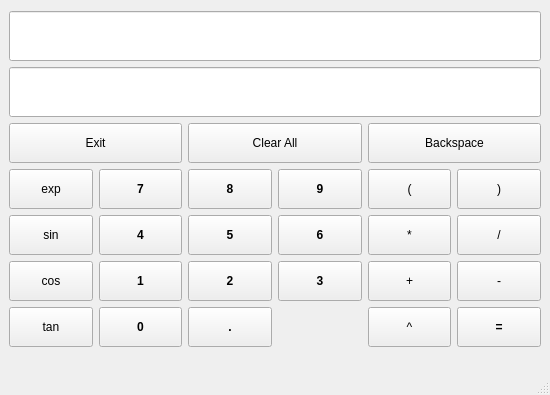
Old version of the form gui/mainwindow.ui in the repository benediktibk/calculator.
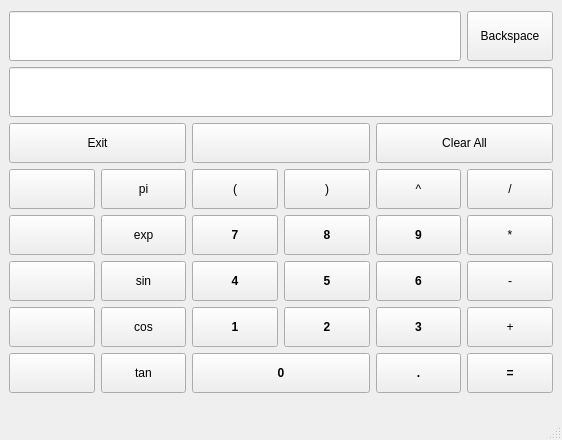
New version of the form.

Commit message: change of button positions in layout. added pi- and unused buttons.

```diff
--- a/gui/mainwindow.ui
+++ b/gui/mainwindow.ui
@@ -6,8 +6,8 @@
    <rect>
     <x>0</x>
     <y>0</y>
-    <width>550</width>
-    <height>395</height>
+    <width>562</width>
+    <height>440</height>
    </rect>
   </property>
   <property name="windowTitle">
@@ -15,7 +15,7 @@
   </property>
   <widget class="QWidget" name="centralwidget">
    <layout class="QGridLayout" name="gridLayout">
-    <item row="7" column="3">
+    <item row="8" column="4">
      <widget class="QPushButton" name="digit3Button">
       <property name="minimumSize">
        <size>
@@ -34,7 +34,20 @@
       </property>
      </widget>
     </item>
-    <item row="5" column="1">
+    <item row="6" column="5">
+     <widget class="QPushButton" name="multiplicateButton">
+      <property name="minimumSize">
+       <size>
+        <width>0</width>
+        <height>40</height>
+       </size>
+      </property>
+      <property name="text">
+       <string>*</string>
+      </property>
+     </widget>
+    </item>
+    <item row="6" column="2">
      <widget class="QPushButton" name="digit7Button">
       <property name="minimumSize">
        <size>
@@ -53,8 +66,8 @@
       </property>
      </widget>
     </item>
-    <item row="6" column="1">
-     <widget class="QPushButton" name="digit4Button">
+    <item row="9" column="4">
+     <widget class="QPushButton" name="dotButton">
       <property name="minimumSize">
        <size>
         <width>0</width>
@@ -68,18 +81,44 @@
        </font>
       </property>
       <property name="text">
-       <string>4</string>
+       <string>.</string>
       </property>
      </widget>
     </item>
-    <item row="7" column="1">
-     <widget class="QPushButton" name="digit1Button">
+    <item row="4" column="0" colspan="2">
+     <widget class="QPushButton" name="exitButton">
       <property name="minimumSize">
        <size>
         <width>0</width>
         <height>40</height>
        </size>
       </property>
+      <property name="text">
+       <string>Exit</string>
+      </property>
+     </widget>
+    </item>
+    <item row="7" column="5">
+     <widget class="QPushButton" name="substractButton">
+      <property name="minimumSize">
+       <size>
+        <width>0</width>
+        <height>40</height>
+       </size>
+      </property>
+      <property name="text">
+       <string>-</string>
+      </property>
+     </widget>
+    </item>
+    <item row="7" column="3">
+     <widget class="QPushButton" name="digit5Button">
+      <property name="minimumSize">
+       <size>
+        <width>0</width>
+        <height>40</height>
+       </size>
+      </property>
       <property name="font">
        <font>
         <weight>75</weight>
@@ -87,18 +126,40 @@
        </font>
       </property>
       <property name="text">
-       <string>1</string>
+       <string>5</string>
       </property>
      </widget>
     </item>
-    <item row="7" column="2">
-     <widget class="QPushButton" name="digit2Button">
+    <item row="1" column="0" colspan="5">
+     <widget class="QLineEdit" name="inputLineEdit">
+      <property name="font">
+       <font>
+        <pointsize>28</pointsize>
+       </font>
+      </property>
+     </widget>
+    </item>
+    <item row="5" column="2">
+     <widget class="QPushButton" name="bracketOpenButton">
       <property name="minimumSize">
        <size>
         <width>0</width>
         <height>40</height>
        </size>
       </property>
+      <property name="text">
+       <string>(</string>
+      </property>
+     </widget>
+    </item>
+    <item row="7" column="4">
+     <widget class="QPushButton" name="digit6Button">
+      <property name="minimumSize">
+       <size>
+        <width>0</width>
+        <height>40</height>
+       </size>
+      </property>
       <property name="font">
        <font>
         <weight>75</weight>
@@ -106,7 +167,7 @@
        </font>
       </property>
       <property name="text">
-       <string>2</string>
+       <string>6</string>
       </property>
      </widget>
     </item>
@@ -206,15 +267,6 @@
       </property>
      </spacer>
     </item>
-    <item row="1" column="0" colspan="6">
-     <widget class="QLineEdit" name="inputLineEdit">
-      <property name="font">
-       <font>
-        <pointsize>28</pointsize>
-       </font>
-      </property>
-     </widget>
-    </item>
     <item row="2" column="0" colspan="6">
      <widget class="QLineEdit" name="displayLineEdit">
       <property name="sizePolicy">
@@ -238,8 +290,123 @@
       </property>
      </widget>
     </item>
-    <item row="4" column="4" colspan="2">
+    <item row="11" column="0" colspan="6">
+     <spacer name="verticalSpacer">
+      <property name="orientation">
+       <enum>Qt::Vertical</enum>
+      </property>
+      <property name="sizeHint" stdset="0">
+       <size>
+        <width>20</width>
+        <height>40</height>
+       </size>
+      </property>
+     </spacer>
+    </item>
+    <item row="7" column="2">
+     <widget class="QPushButton" name="digit4Button">
+      <property name="minimumSize">
+       <size>
+        <width>0</width>
+        <height>40</height>
+       </size>
+      </property>
+      <property name="font">
+       <font>
+        <weight>75</weight>
+        <bold>true</bold>
+       </font>
+      </property>
+      <property name="text">
+       <string>4</string>
+      </property>
+     </widget>
+    </item>
+    <item row="7" column="1">
+     <widget class="QPushButton" name="sinButton">
+      <property name="minimumSize">
+       <size>
+        <width>0</width>
+        <height>40</height>
+       </size>
+      </property>
+      <property name="text">
+       <string>sin</string>
+      </property>
+     </widget>
+    </item>
+    <item row="5" column="4">
+     <widget class="QPushButton" name="potencyButton">
+      <property name="minimumSize">
+       <size>
+        <width>0</width>
+        <height>40</height>
+       </size>
+      </property>
+      <property name="text">
+       <string>^</string>
+      </property>
+     </widget>
+    </item>
+    <item row="9" column="5">
+     <widget class="QPushButton" name="equalButton">
+      <property name="minimumSize">
+       <size>
+        <width>0</width>
+        <height>40</height>
+       </size>
+      </property>
+      <property name="font">
+       <font>
+        <weight>75</weight>
+        <bold>true</bold>
+       </font>
+      </property>
+      <property name="text">
+       <string>=</string>
+      </property>
+     </widget>
+    </item>
+    <item row="8" column="3">
+     <widget class="QPushButton" name="digit2Button">
+      <property name="minimumSize">
+       <size>
+        <width>0</width>
+        <height>40</height>
+       </size>
+      </property>
+      <property name="font">
+       <font>
+        <weight>75</weight>
+        <bold>true</bold>
+       </font>
+      </property>
+      <property name="text">
+       <string>2</string>
+      </property>
+     </widget>
+    </item>
+    <item row="5" column="1">
+     <widget class="QPushButton" name="piButton">
+      <property name="minimumSize">
+       <size>
+        <width>0</width>
+        <height>40</height>
+       </size>
+      </property>
+      <property name="text">
+       <string>pi</string>
+      </property>
+     </widget>
+    </item>
+    <item row="1" column="5">
      <widget class="QPushButton" name="backspaceButton">
+      <property name="sizePolicy">
+       <sizepolicy hsizetype="Minimum" vsizetype="Expanding">
+        <horstretch>0</horstretch>
+        <verstretch>0</verstretch>
+       </sizepolicy>
+      </property>
       <property name="minimumSize">
        <size>
         <width>0</width>
@@ -257,8 +424,8 @@
       </property>
      </widget>
     </item>
-    <item row="4" column="2" colspan="2">
-     <widget class="QPushButton" name="clearAllButton">
+    <item row="5" column="5">
+     <widget class="QPushButton" name="divisionButton">
       <property name="minimumSize">
        <size>
         <width>0</width>
@@ -266,12 +433,12 @@
        </size>
       </property>
       <property name="text">
-       <string>Clear All</string>
+       <string>/</string>
       </property>
      </widget>
     </item>
-    <item row="4" column="0" colspan="2">
-     <widget class="QPushButton" name="exitButton">
+    <item row="6" column="1">
+     <widget class="QPushButton" name="exponentialButton">
       <property name="minimumSize">
        <size>
         <width>0</width>
@@ -279,81 +446,37 @@
        </size>
       </property>
       <property name="text">
-       <string>Exit</string>
+       <string>exp</string>
       </property>
      </widget>
     </item>
-    <item row="6" column="3">
-     <widget class="QPushButton" name="digit6Button">
+    <item row="8" column="5">
+     <widget class="QPushButton" name="additionButton">
       <property name="minimumSize">
        <size>
         <width>0</width>
         <height>40</height>
        </size>
       </property>
-      <property name="font">
-       <font>
-        <weight>75</weight>
-        <bold>true</bold>
-       </font>
-      </property>
       <property name="text">
-       <string>6</string>
-      </property>
-     </widget>
-    </item>
-    <item row="5" column="2">
-     <widget class="QPushButton" name="digit8Button">
-      <property name="minimumSize">
-       <size>
-        <width>0</width>
-        <height>40</height>
-       </size>
-      </property>
-      <property name="font">
-       <font>
-        <weight>75</weight>
-        <bold>true</bold>
-       </font>
-      </property>
-      <property name="text">
-       <string>8</string>
-      </property>
-     </widget>
-    </item>
-    <item row="9" column="0" colspan="6">
-     <spacer name="verticalSpacer">
-      <property name="orientation">
-       <enum>Qt::Vertical</enum>
-      </property>
-      <property name="sizeHint" stdset="0">
-       <size>
-        <width>20</width>
-        <height>40</height>
-       </size>
-      </property>
-     </spacer>
-    </item>
-    <item row="6" column="2">
-     <widget class="QPushButton" name="digit5Button">
-      <property name="minimumSize">
-       <size>
-        <width>0</width>
-        <height>40</height>
-       </size>
-      </property>
-      <property name="font">
-       <font>
-        <weight>75</weight>
-        <bold>true</bold>
-       </font>
-      </property>
-      <property name="text">
-       <string>5</string>
+       <string>+</string>
       </property>
      </widget>
     </item>
     <item row="5" column="3">
+     <widget class="QPushButton" name="bracketCloseButton">
+      <property name="minimumSize">
+       <size>
+        <width>0</width>
+        <height>40</height>
+       </size>
+      </property>
+      <property name="text">
+       <string>)</string>
+      </property>
+     </widget>
+    </item>
+    <item row="6" column="4">
      <widget class="QPushButton" name="digit9Button">
       <property name="minimumSize">
        <size>
@@ -372,7 +495,26 @@
       </property>
      </widget>
     </item>
-    <item row="8" column="1">
+    <item row="6" column="3">
+     <widget class="QPushButton" name="digit8Button">
+      <property name="minimumSize">
+       <size>
+        <width>0</width>
+        <height>40</height>
+       </size>
+      </property>
+      <property name="font">
+       <font>
+        <weight>75</weight>
+        <bold>true</bold>
+       </font>
+      </property>
+      <property name="text">
+       <string>8</string>
+      </property>
+     </widget>
+    </item>
+    <item row="9" column="2" colspan="2">
      <widget class="QPushButton" name="digit0Button">
       <property name="minimumSize">
        <size>
@@ -392,7 +534,7 @@
      </widget>
     </item>
     <item row="8" column="2">
-     <widget class="QPushButton" name="dotButton">
+     <widget class="QPushButton" name="digit1Button">
       <property name="minimumSize">
        <size>
         <width>0</width>
@@ -406,115 +548,11 @@
        </font>
       </property>
       <property name="text">
-       <string>.</string>
+       <string>1</string>
       </property>
      </widget>
     </item>
-    <item row="5" column="5">
-     <widget class="QPushButton" name="bracketCloseButton">
-      <property name="minimumSize">
-       <size>
-        <width>0</width>
-        <height>40</height>
-       </size>
-      </property>
-      <property name="text">
-       <string>)</string>
-      </property>
-     </widget>
-    </item>
-    <item row="5" column="4">
-     <widget class="QPushButton" name="bracketOpenButton">
-      <property name="minimumSize">
-       <size>
-        <width>0</width>
-        <height>40</height>
-       </size>
-      </property>
-      <property name="text">
-       <string>(</string>
-      </property>
-     </widget>
-    </item>
-    <item row="6" column="4">
-     <widget class="QPushButton" name="multiplicateButton">
-      <property name="minimumSize">
-       <size>
-        <width>0</width>
-        <height>40</height>
-       </size>
-      </property>
-      <property name="text">
-       <string>*</string>
-      </property>
-     </widget>
-    </item>
-    <item row="6" column="5">
-     <widget class="QPushButton" name="divisionButton">
-      <property name="minimumSize">
-       <size>
-        <width>0</width>
-        <height>40</height>
-       </size>
-      </property>
-      <property name="text">
-       <string>/</string>
-      </property>
-     </widget>
-    </item>
-    <item row="7" column="5">
-     <widget class="QPushButton" name="substractButton">
-      <property name="minimumSize">
-       <size>
-        <width>0</width>
-        <height>40</height>
-       </size>
-      </property>
-      <property name="text">
-       <string>-</string>
-      </property>
-     </widget>
-    </item>
-    <item row="7" column="4">
-     <widget class="QPushButton" name="additionButton">
-      <property name="minimumSize">
-       <size>
-        <width>0</width>
-        <height>40</height>
-       </size>
-      </property>
-      <property name="text">
-       <string>+</string>
-      </property>
-     </widget>
-    </item>
-    <item row="5" column="0">
-     <widget class="QPushButton" name="exponentialButton">
-      <property name="minimumSize">
-       <size>
-        <width>0</width>
-        <height>40</height>
-       </size>
-      </property>
-      <property name="text">
-       <string>exp</string>
-      </property>
-     </widget>
-    </item>
-    <item row="6" column="0">
-     <widget class="QPushButton" name="sinButton">
-      <property name="minimumSize">
-       <size>
-        <width>0</width>
-        <height>40</height>
-       </size>
-      </property>
-      <property name="text">
-       <string>sin</string>
-      </property>
-     </widget>
-    </item>
-    <item row="7" column="0">
+    <item row="8" column="1">
      <widget class="QPushButton" name="cosButton">
       <property name="minimumSize">
        <size>
@@ -527,7 +565,7 @@
       </property>
      </widget>
     </item>
-    <item row="8" column="0">
+    <item row="9" column="1">
      <widget class="QPushButton" name="tanButton">
       <property name="minimumSize">
        <size>
@@ -540,27 +578,34 @@
       </property>
      </widget>
     </item>
-    <item row="8" column="5">
-     <widget class="QPushButton" name="equalButton">
+    <item row="4" column="4" colspan="2">
+     <widget class="QPushButton" name="clearAllButton">
       <property name="minimumSize">
        <size>
         <width>0</width>
         <height>40</height>
        </size>
       </property>
-      <property name="font">
-       <font>
-        <weight>75</weight>
-        <bold>true</bold>
-       </font>
+      <property name="text">
+       <string>Clear All</string>
       </property>
+     </widget>
+    </item>
+    <item row="4" column="2" colspan="2">
+     <widget class="QPushButton" name="degRadButton">
+      <property name="minimumSize">
+       <size>
+        <width>0</width>
+        <height>40</height>
+       </size>
+      </property>
       <property name="text">
-       <string>=</string>
+       <string/>
       </property>
      </widget>
     </item>
-    <item row="8" column="4">
-     <widget class="QPushButton" name="potencyButton">
+    <item row="5" column="0">
+     <widget class="QPushButton" name="unary1Button">
       <property name="minimumSize">
        <size>
         <width>0</width>
@@ -568,7 +613,59 @@
        </size>
       </property>
       <property name="text">
-       <string>^</string>
+       <string> </string>
+      </property>
+     </widget>
+    </item>
+    <item row="6" column="0">
+     <widget class="QPushButton" name="unary2Button">
+      <property name="minimumSize">
+       <size>
+        <width>0</width>
+        <height>40</height>
+       </size>
+      </property>
+      <property name="text">
+       <string> </string>
+      </property>
+     </widget>
+    </item>
+    <item row="7" column="0">
+     <widget class="QPushButton" name="unary3Button">
+      <property name="minimumSize">
+       <size>
+        <width>0</width>
+        <height>40</height>
+       </size>
+      </property>
+      <property name="text">
+       <string> </string>
+      </property>
+     </widget>
+    </item>
+    <item row="8" column="0">
+     <widget class="QPushButton" name="unary4Button">
+      <property name="minimumSize">
+       <size>
+        <width>0</width>
+        <height>40</height>
+       </size>
+      </property>
+      <property name="text">
+       <string> </string>
+      </property>
+     </widget>
+    </item>
+    <item row="9" column="0">
+     <widget class="QPushButton" name="unary5Button">
+      <property name="minimumSize">
+       <size>
+        <width>0</width>
+        <height>40</height>
+       </size>
+      </property>
+      <property name="text">
+       <string> </string>
       </property>
      </widget>
     </item>
```
The commit also changes 1 other file.
